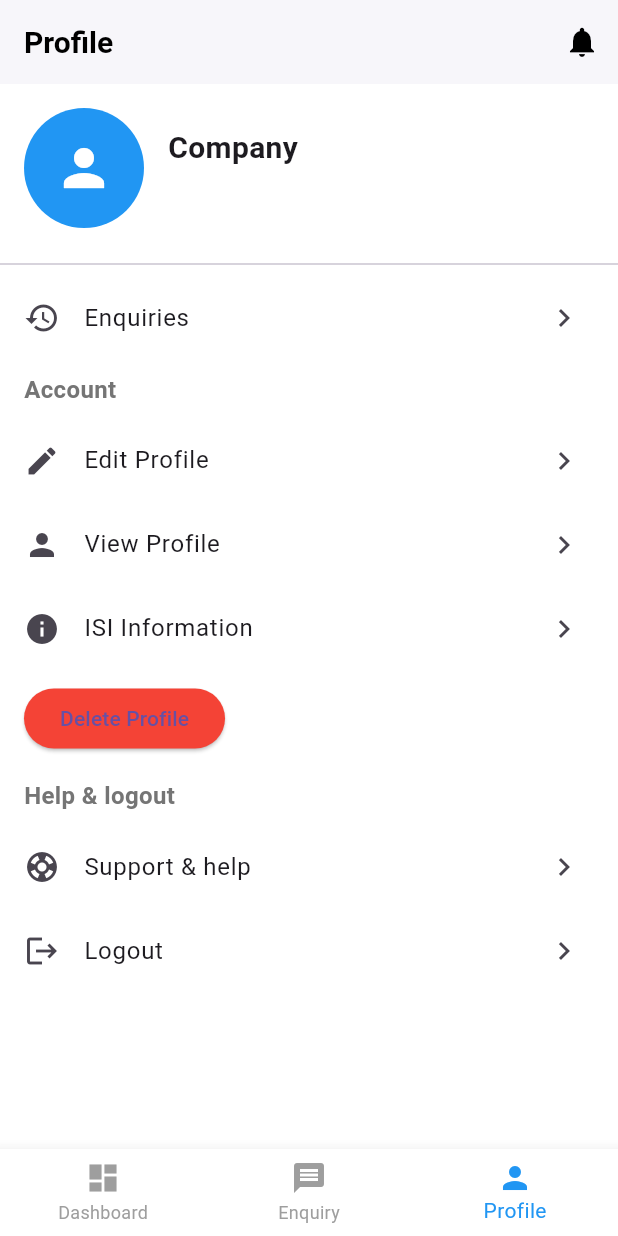
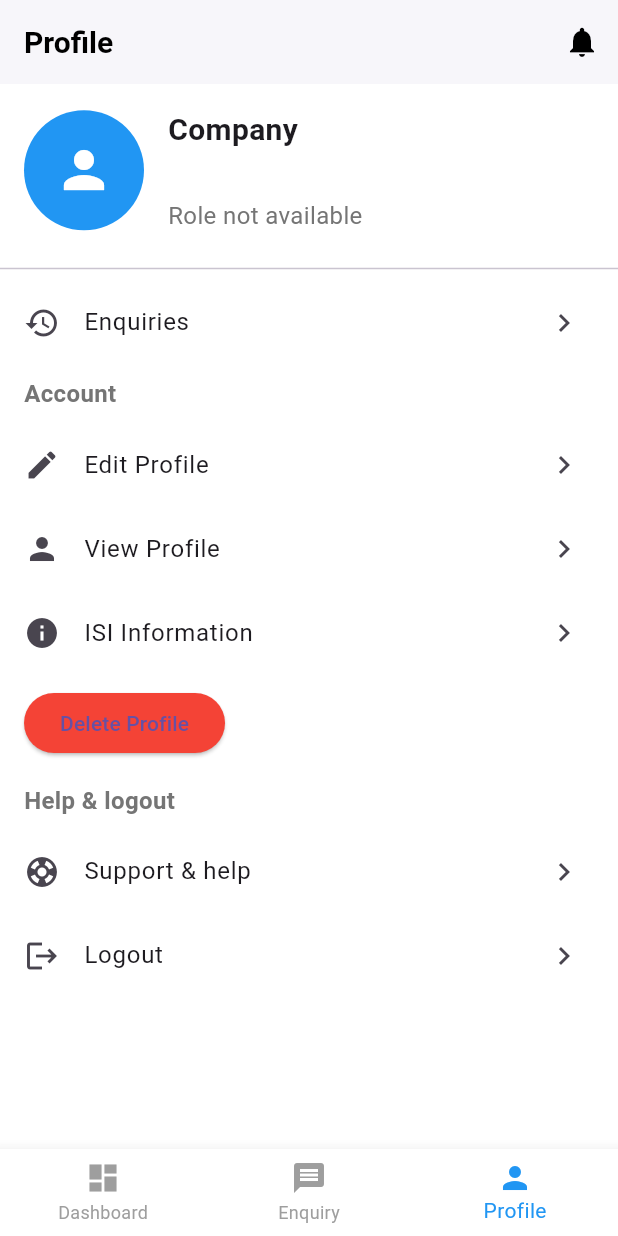
Before and after one commit to F9info/steelbudy-new, a Flutter app: the Layout screen opened by its route, item 3 of the bottom bar chosen, on a phone screen of 412 x 824 dp. Run offline on Flutter 3.47's test engine with Material 3 defaults, Android fonts, the phone set to English and light mode, and no system bars; our stand-ins replace firebase_auth, firebase_core, flutter_image_compress, flutter_riverpod, flutter_svg, image_picker and 1 more; accounts and stored records are empty; network calls fail; project files that could hold a hidden picture were left out.

Commit message:
profile complete check code corrections

```diff
--- a/lib/features/screens/edit-profile.dart
+++ b/lib/features/screens/edit-profile.dart
@@ -550,7 +550,7 @@ class _EditProfileState extends ConsumerState<EditProfile> {
                 Expanded(
                   child: ElevatedButton(
                     onPressed: () {
-                      Navigator.pop(context); // Cancel action
+                      Navigator.pushReplacementNamed(context, '/dashboard'); // Redirect to profile screen
                     },
                     style: ElevatedButton.styleFrom(
                       backgroundColor: Colors.red,
--- a/lib/features/screens/post_quotation.dart
+++ b/lib/features/screens/post_quotation.dart
@@ -339,7 +339,7 @@ class _PostQuotationState extends State<PostQuotation> {
                       ),
                       DataColumn(
                         label: Text(
-                          'Quantity',
+                          'Qty / Pieces',
                           style: TextStyle(
                             color: Colors.white,
                             fontSize: 12,
--- a/lib/features/screens/profile.dart
+++ b/lib/features/screens/profile.dart
@@ -48,6 +48,29 @@ class ProfileScreen extends StatelessWidget {
     } catch (e) {
       return 'Error fetching phone number';
     }
+  }
+
+  String _getRoleDisplayName(String role) {
+    switch (role.toLowerCase().replaceAll(' ', '').replaceAll('/', '').replaceAll('_', '')) {
+      case 'manufacturer':
+        return 'Manufacturer';
+      case 'distributor':
+        return 'Distributor';
+      case 'dealerretailerbuilder':
+        return 'Dealer/Retailer/Builder';
+      case 'enduser':
+        return 'End User';
+      case 'others':
+        return 'Others';
+      default:
+        return role;
+    }
+  }
+
+  Future<String> _fetchRole() async {
+    final prefs = await SharedPreferences.getInstance();
+    final role = prefs.getString('role') ?? '';
+    return _getRoleDisplayName(role);
   }
 
   Future<Map<String, String?>> _fetchProfileHeaderInfo() async {
@@ -121,6 +144,31 @@ class ProfileScreen extends StatelessWidget {
                             } else {
                               return Text(
                                 snapshot.data ?? 'Phone number not available',
+                                style: TextStyle(
+                                  fontSize: 16,
+                                  color: Colors.grey[600],
+                                ),
+                              );
+                            }
+                          },
+                        ),
+                        const SizedBox(height: 4),
+                        FutureBuilder<String>(
+                          future: _fetchRole(),
+                          builder: (context, snapshot) {
+                            if (snapshot.connectionState == ConnectionState.waiting) {
+                              return const SizedBox(height: 16, width: 16, child: CircularProgressIndicator(strokeWidth: 2));
+                            } else if (snapshot.hasError) {
+                              return Text(
+                                'Error: ${snapshot.error}',
+                                style: TextStyle(
+                                  fontSize: 16,
+                                  color: Colors.grey[600],
+                                ),
+                              );
+                            } else {
+                              return Text(
+                                snapshot.data?.isNotEmpty == true ? snapshot.data! : 'Role not available',
                                 style: TextStyle(
                                   fontSize: 16,
                                   color: Colors.grey[600],
--- a/lib/main.dart
+++ b/lib/main.dart
@@ -48,17 +48,11 @@ class _RootDeciderState extends ConsumerState<RootDecider> {
     final authState = ref.read(authProvider);
     final isAuthenticated = authState.isAuthenticated;
     final userId = authState.userId;
-    final profileComplete = prefs.getBool('profile_complete') ?? false;
 
     if (!isAuthenticated || userId == null) {
       Navigator.pushReplacement(
         context,
         MaterialPageRoute(builder: (_) => SplashScreen()),
-      );
-    } else if (!profileComplete) {
-      Navigator.pushReplacement(
-        context,
-        MaterialPageRoute(builder: (_) => const EditProfile()),
       );
     } else {
       Navigator.pushReplacement(
```
Also changed, not shown: lib/features/screens/enquiry.dart (+2 -25 lines), lib/features/screens/notifications.dart (+56 -55 lines).
